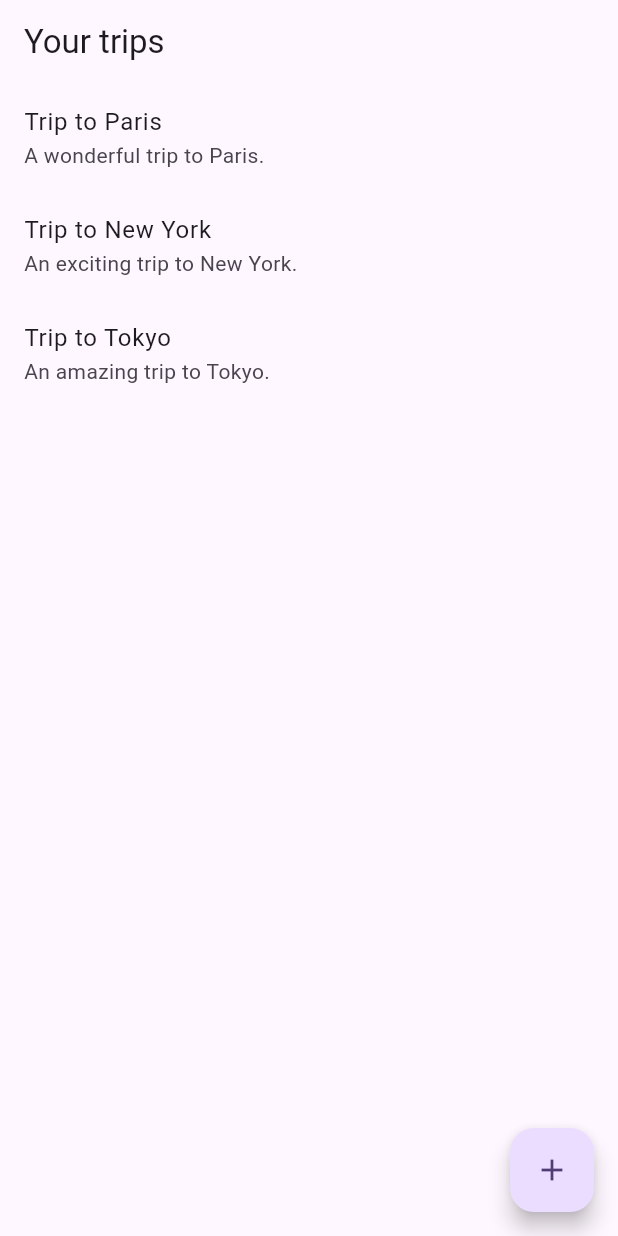
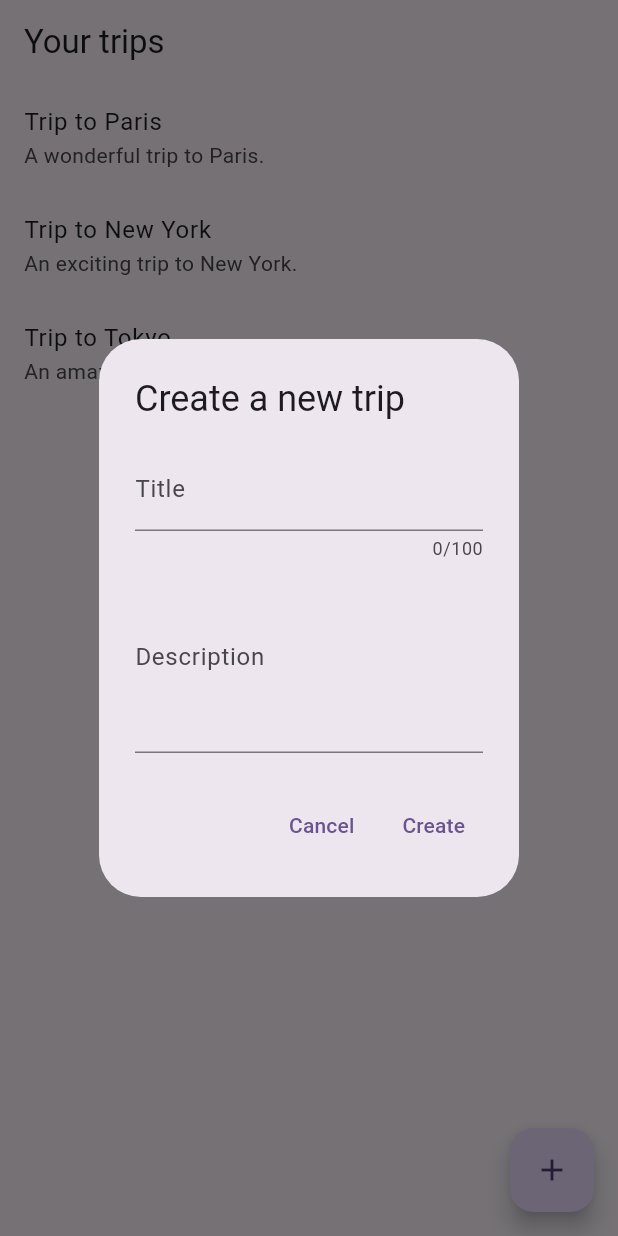
Before and after one commit to PrakharR/jurny-minus, a Flutter app: the screen it shows after launch, after a tap on the "add" icon, on a phone screen of 412 x 824 dp. Run offline on Flutter 3.47's test engine with Material 3 defaults, Android fonts, the phone set to English and light mode, and no system bars; our stand-ins replace go_router, image_picker; missing offline and left inert: exif.

Commit message:
Show a trip creation input dialog

```diff
--- a/mobile/lib/home.dart
+++ b/mobile/lib/home.dart
@@ -1,4 +1,5 @@
 import 'package:flutter/material.dart';
+import 'package:flutter/services.dart';
 
 class HomePage extends StatefulWidget {
   const HomePage({super.key});
@@ -13,7 +14,54 @@ class _HomePageState extends State<HomePage> {
     return Scaffold(
       floatingActionButton: FloatingActionButton(
         onPressed: () {
-          // TODO(prakharrathi): Navigate to the create trip page.
+          showDialog(
+            context: context,
+            builder: (BuildContext context) {
+              final TextEditingController titleController =
+                  TextEditingController();
+              final TextEditingController descriptionController =
+                  TextEditingController();
+
+              return AlertDialog(
+                title: Text('Create a new trip'),
+                content: Column(
+                  mainAxisSize: MainAxisSize.min,
+                  children: [
+                    TextField(
+                      controller: titleController,
+                      decoration: InputDecoration(labelText: 'Title'),
+                      maxLength: 100,
+                    ),
+                    TextField(
+                      controller: descriptionController,
+                      decoration: InputDecoration(labelText: 'Description'),
+                      maxLines: 4,
+                      keyboardType: TextInputType.multiline,
+                      inputFormatters: [LengthLimitingTextInputFormatter(1000)],
+                    ),
+                  ],
+                ),
+                actions: [
+                  TextButton(
+                    onPressed: () {
+                      Navigator.of(context).pop();
+                    },
+                    child: Text('Cancel'),
+                  ),
+                  TextButton(
+                    onPressed: () {
+                      String title = titleController.text;
+                      String description = descriptionController.text;
+
+                      // TODO(prakharrathi): Perform create trip action.
+                      Navigator.of(context).pop();
+                    },
+                    child: Text('Create'),
+                  ),
+                ],
+              );
+            },
+          );
         },
         child: Icon(Icons.add),
       ),
```
